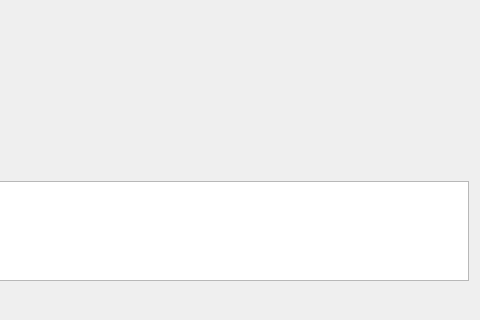
Qt form src/tableview2d.ui (fredcooke/emstudio) before a commit; both pictures show x 636 to 1116 and y 111 to 431 of the 1116 by 431 pixel window.
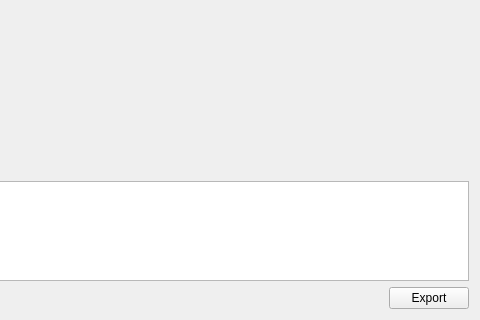
The same form after that commit. Custom widgets are drawn as their Qt base class.

Commit message: Added 2D table export to JSON, should be similar to MTX's yaml export

Diff of the .ui file:
```diff
--- a/src/tableview2d.ui
+++ b/src/tableview2d.ui
@@ -64,6 +64,13 @@
          </property>
         </spacer>
        </item>
+       <item>
+        <widget class="QPushButton" name="exportPushButton">
+         <property name="text">
+          <string>Export</string>
+         </property>
+        </widget>
+       </item>
       </layout>
      </item>
     </layout>
```
The commit also changes 2 other files.
